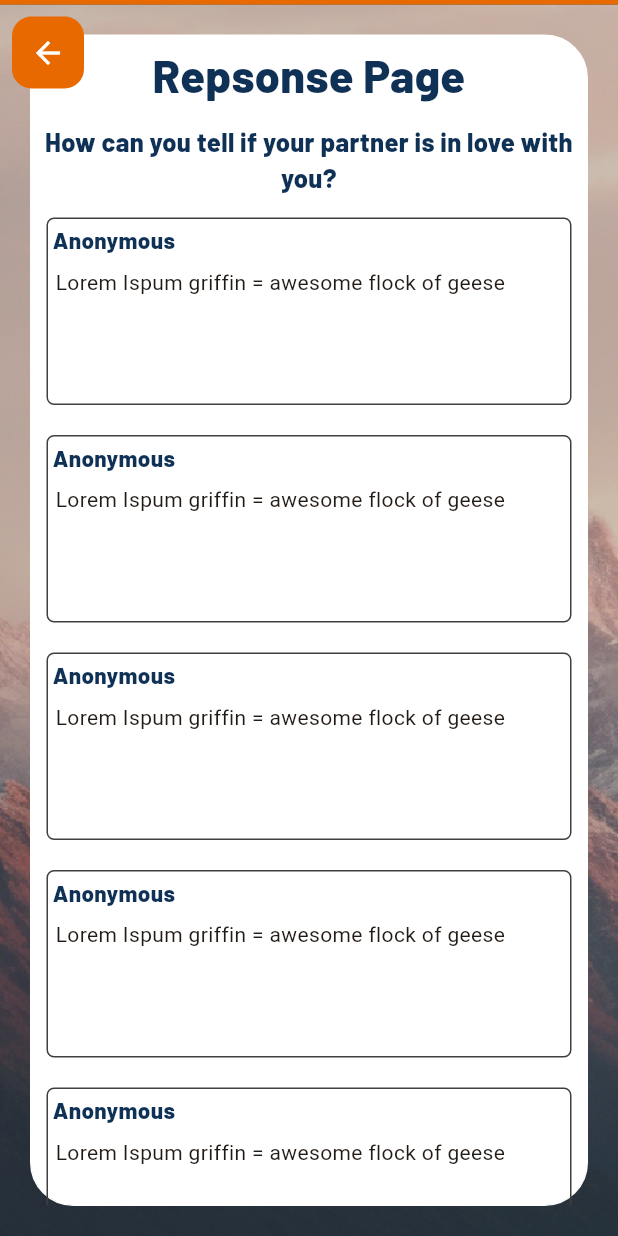
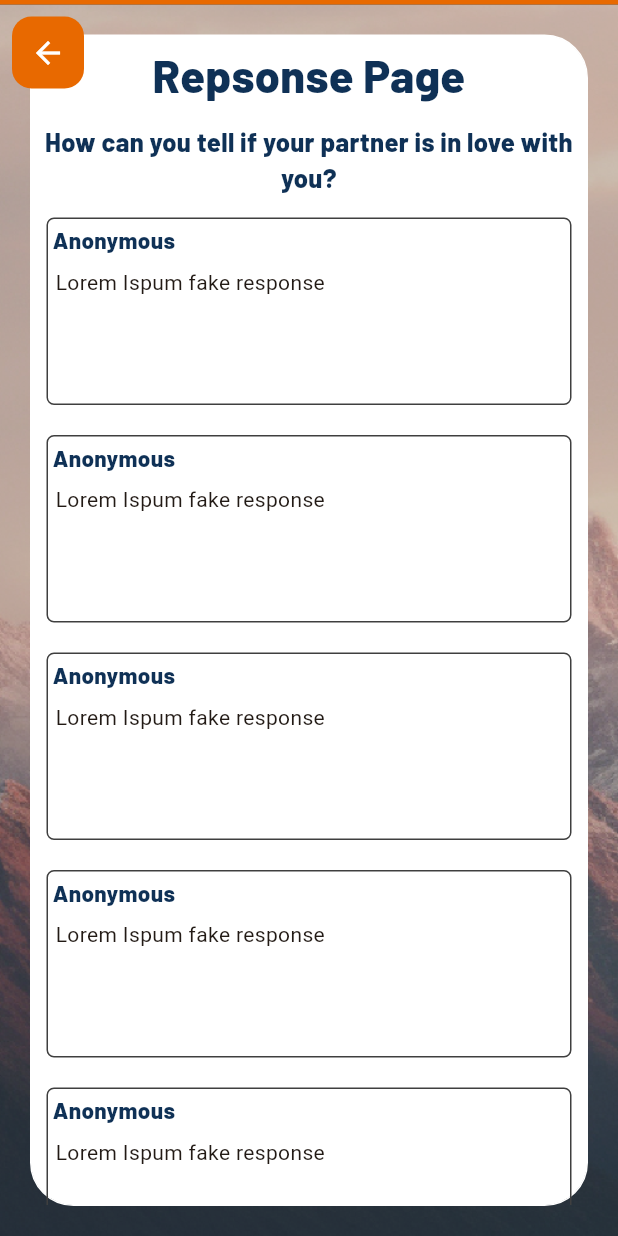
Before and after one commit to provo-caps-tg/peaku-app, a Flutter app: the DailyQuestionPage screen opened directly, after a tap on "Skip", on a phone screen of 412 x 824 dp. Run offline on Flutter 3.47's test engine with Material 3 defaults, Android fonts, the phone set to English and light mode, and no system bars.

Commit message:
i wanna die

```diff
--- a/lib/main.dart
+++ b/lib/main.dart
@@ -7,9 +7,9 @@ String pass = '';
 String email = '';
 bool enabled = true;
 bool responded = false;
-String holderText = 'Lorem Ispum griffin = awesome flock of geese';
 String userResponse = '';
 String selectedQuestion = 'Loading...';
+String holderText = 'Lorem Ispum fake response';
 Color blue = const Color.fromARGB(255, 15, 49, 86);
 Color orange = const Color.fromARGB(255, 232, 105, 0);
 TextEditingController responseController = TextEditingController(text: userResponse);
@@ -25,6 +25,7 @@ class PeakUApp extends StatelessWidget {
         colorScheme: ColorScheme.fromSeed(seedColor: orange),
         useMaterial3: true,
       ),
+      debugShowCheckedModeBanner: false,
       home: const HomePage(),
     );
   }
@@ -208,6 +209,7 @@ final passController = TextEditingController(text: pass);
                       padding: EdgeInsets.only(bottom: MediaQuery.of(context).viewInsets.bottom),
                       child: SingleChildScrollView(
                         child: Column(
+                          mainAxisSize: MainAxisSize.max,
                           children: [
                             Column(
                               mainAxisAlignment: MainAxisAlignment.center,
@@ -303,7 +305,7 @@ final passController = TextEditingController(text: pass);
                               ),
                             ),
                             Padding(
-                              padding: const EdgeInsets.all(20),
+                              padding: const EdgeInsets.only(bottom: 20, top: 20, right: 20, left: 20),
                               child: SizedBox(
                                 width: double.infinity,
                                 height: 50,
@@ -324,6 +326,9 @@ final passController = TextEditingController(text: pass);
                                 )
                               ),
                             ),
+
+                            Column(
+                              children: [
                                 const Text(
                                     "Don't have an account?",
                                     style: TextStyle(
@@ -352,6 +357,8 @@ final passController = TextEditingController(text: pass);
                                       child: const Text("Create Account", style: TextStyle(fontSize: 23)),
                                     )
                                   ),
+                                ),
+                              ],
                             ),
                           ],
                         ),
@@ -664,7 +671,6 @@ class _DailyQuestionPage extends State<DailyQuestionPage> {
         color: Colors.black,
         child: Center(
           child: Container(
-            //constraints: const BoxConstraints(maxWidth: 355, minWidth: 355, maxHeight: 669, minHeight: 669),
             width: double.infinity,
             height: double.infinity,
             decoration: const BoxDecoration(
@@ -783,17 +789,19 @@ class _DailyQuestionPage extends State<DailyQuestionPage> {
                                 child: Padding(
                                   padding: const EdgeInsets.all(5),
                                   child: Row(
+
                                     children: [
                                     const Padding(
                                         padding: EdgeInsets.only(right: 5, left: 5, top: 0),
                                         child: FittedBox(
-                                          fit: BoxFit.fitWidth,
+                                          fit: BoxFit.scaleDown,
                                           child: Text(
                                           'Share with others:',
                                           style: TextStyle(fontSize: 21, fontWeight: FontWeight.bold, fontFamily: 'Barlow', color: Color.fromRGBO(15, 49, 86, 1)),
                                           ),
                                         ),
                                       ),
+                                      const Spacer(),
                                       Switch(
                                         focusColor: Colors.white,
                                         inactiveThumbColor: blue,
@@ -815,6 +823,7 @@ class _DailyQuestionPage extends State<DailyQuestionPage> {
                                             }
                                           });
                                         }
+
                                       ),
                                     ],
                                   ),
```
Also changed, not shown: .github/workflows/publish.yaml (added). Lines whose indentation alone changed are shown as unchanged.
